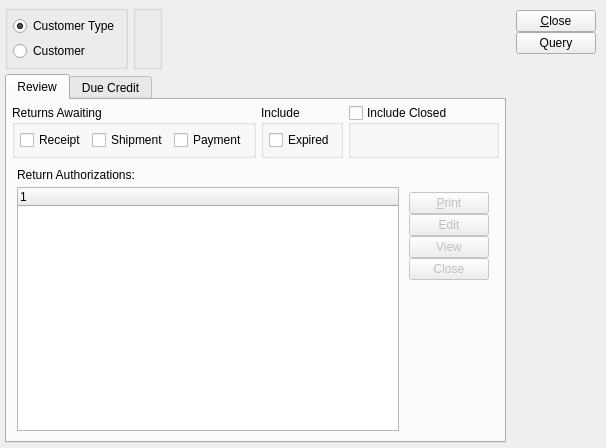
The window that guiclient/returnAuthorizationWorkbench.ui (Pegasus-RPG/xtuple-client) describes before a commit, drawn with Qt 5.
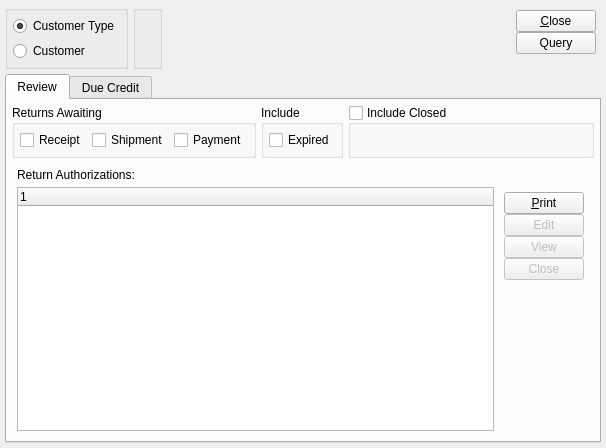
The same window after the commit. Custom widgets are drawn as their Qt base class.

Commit message: 4832:  Provide ability to Open and Close r/a on the workbench.

What changed in the file:
```diff
--- a/guiclient/returnAuthorizationWorkbench.ui
+++ b/guiclient/returnAuthorizationWorkbench.ui
@@ -83,7 +83,7 @@
       </property>
       <property name="sizeHint" >
        <size>
-        <width>40</width>
+        <width>16</width>
         <height>20</height>
        </size>
       </property>
@@ -144,7 +144,7 @@
       </item>
      </layout>
     </item>
-    <item row="1" column="0" colspan="4" >
+    <item row="1" column="0" colspan="5" >
      <widget class="QTabWidget" name="_tab" >
       <property name="sizePolicy" >
        <sizepolicy vsizetype="Expanding" hsizetype="Expanding" >
@@ -295,7 +295,7 @@
             <item>
              <widget class="QPushButton" name="_print" >
               <property name="enabled" >
-               <bool>false</bool>
+               <bool>true</bool>
               </property>
               <property name="text" >
                <string>&amp;Print</string>
```
Left out of the diff: 34 changed lines with no effect on the pictures. The commit also changes 1 other file.
